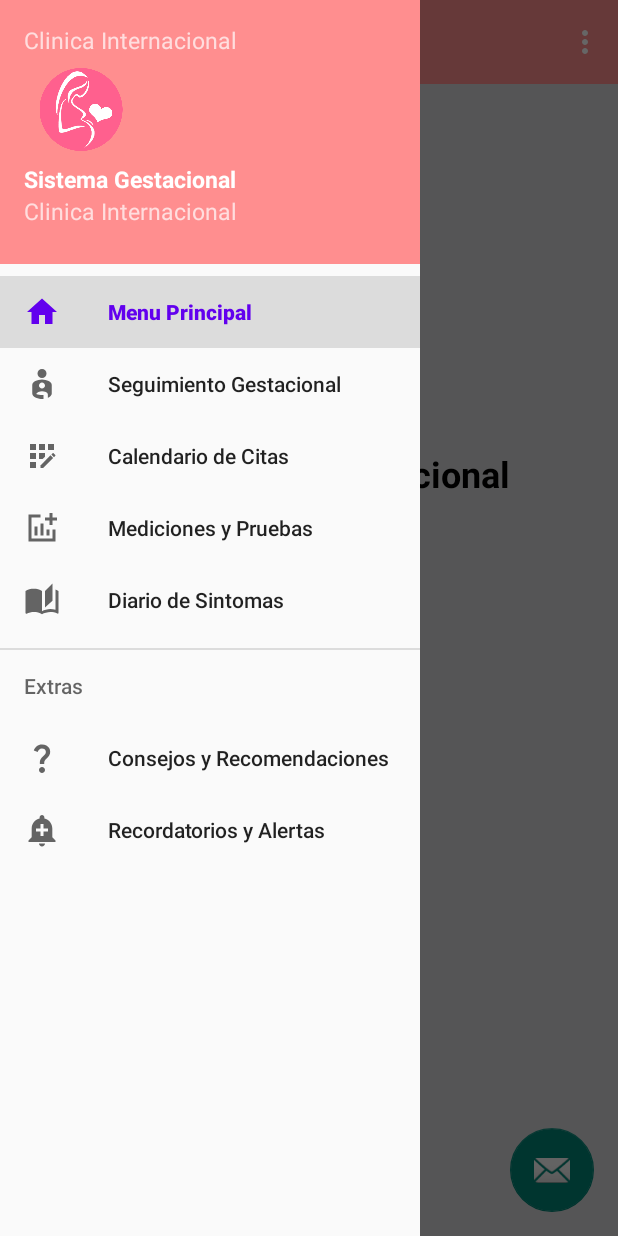
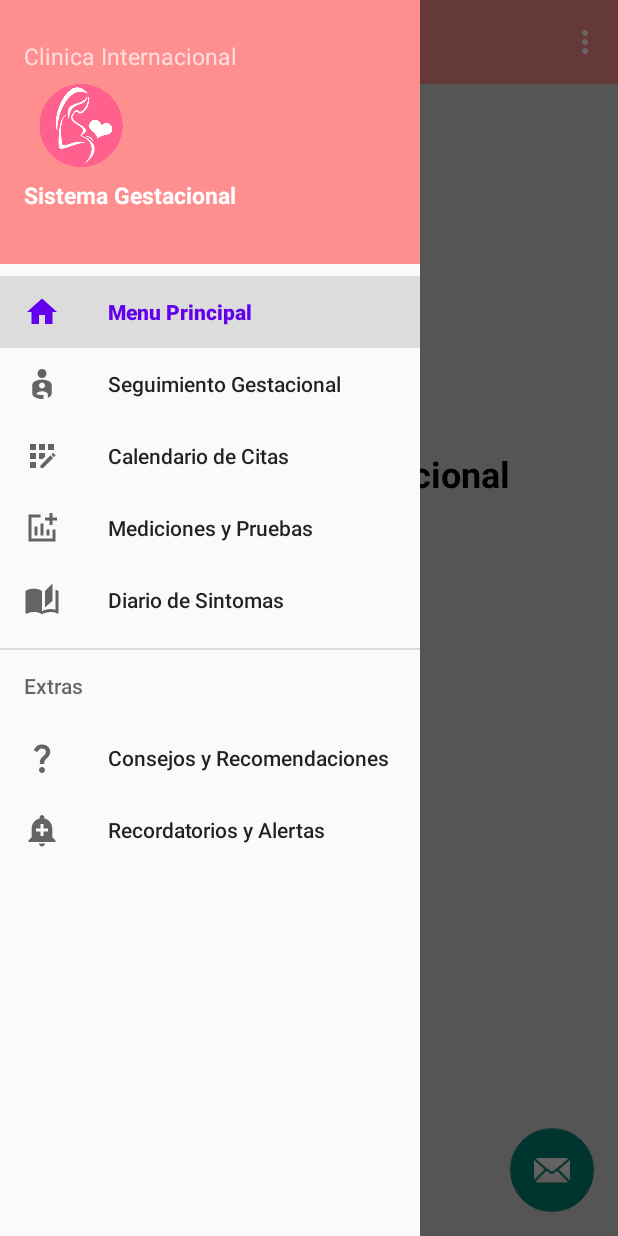
Before and after one commit to MarioYiCarrion/ExamenFinalAndroidStudio, an Android app: the MainActivity screen opened directly, with no data from a screen before it, with the side drawer open, on a phone screen of 412 x 824 dp. Run offline under Robolectric (Android 15) with nearby library versions, the phone set to English and light mode, and no system bars; our stand-ins replace Firebase (no records; nobody signed in at launch, a user with empty details on screens opened directly), navigation-ui.

Commit message:
final backend

```diff
--- a/app/src/main/res/layout/nav_header_main.xml
+++ b/app/src/main/res/layout/nav_header_main.xml
@@ -36,12 +36,7 @@
         android:textSize="15sp"
         android:textStyle="bold" />
 
-    <TextView
-        android:id="@+id/textView"
-        android:layout_width="match_parent"
-        android:layout_height="wrap_content"
-        android:text="@string/nomclinica"
-        android:textSize="15sp" />
+
 
     <TextView
         android:id="@+id/txtusuario"
```
